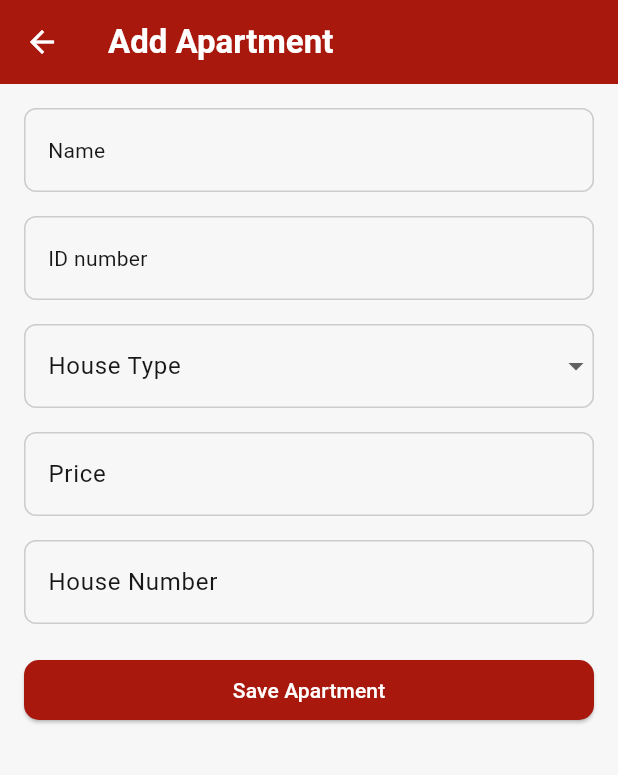
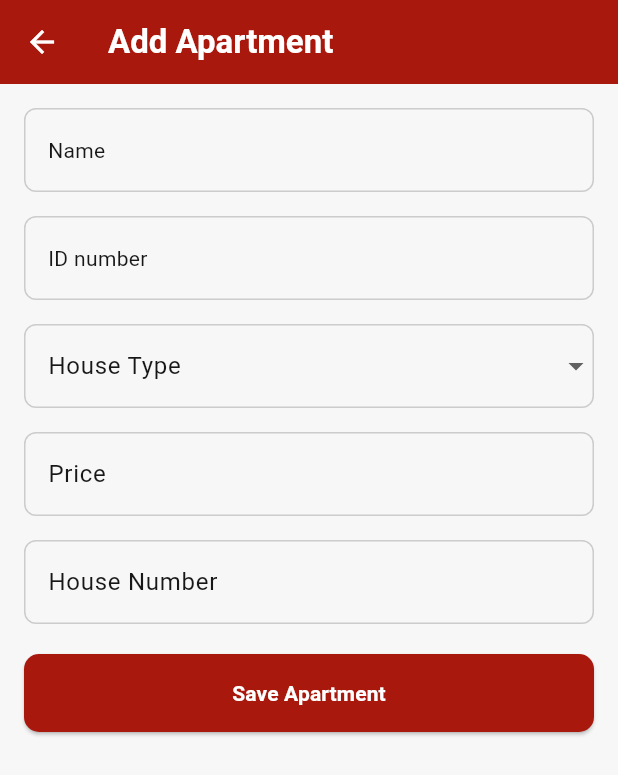
Before and after one commit to carlkiptoo/Apartment-Management, a Flutter app: the AddApartmentScreen screen opened directly, on a phone screen of 412 x 824 dp. Shown: the top 775 px of the screen. Run offline on Flutter 3.47's test engine with Material 3 defaults, Android fonts, the phone set to English and light mode, and no system bars; our stand-ins replace sqflite; accounts and stored records are empty.

Commit message:
ui tweak

```diff
--- a/lib/screens/add_apartment.dart
+++ b/lib/screens/add_apartment.dart
@@ -10,14 +10,19 @@ class AddApartmentScreen extends StatefulWidget {
 }
 
 class _AddApartmentScreenState extends State<AddApartmentScreen> {
-
-  final List<String> _houseTypes = ['Studio Apt', '1 Bedroom', '2 Bedrooms', '3 Bedrooms', '4 Bedrooms'];
+  final List<String> _houseTypes = [
+    'Studio Apt',
+    '1 Bedroom',
+    '2 Bedrooms',
+    '3 Bedrooms',
+    '4 Bedrooms',
+  ];
 
   String? _selectedHouseType;
 
   final _nameController = TextEditingController();
   final _idNumberController = TextEditingController();
-  final  _houseTypeController = TextEditingController();
+  final _houseTypeController = TextEditingController();
   final _priceController = TextEditingController();
   final _houseNumberController = TextEditingController();
   // User should submit passport image
@@ -31,15 +36,12 @@ class _AddApartmentScreenState extends State<AddApartmentScreen> {
     final houseNumber = _houseNumberController.text.trim();
     final priceText = _priceController.text.trim();
 
-
     //Validation
     if (name.isEmpty ||
         idNumber.isEmpty ||
         priceText.isEmpty ||
         houseNumber.isEmpty ||
-        _selectedHouseType == null
-    ) {
-
+        _selectedHouseType == null) {
       ScaffoldMessenger.of(context).showSnackBar(
         const SnackBar(content: Text('Please fill in all fields')),
       );
@@ -111,7 +113,6 @@ class _AddApartmentScreenState extends State<AddApartmentScreen> {
             ),
             const SizedBox(height: 16),
 
-
             TextField(
               controller: _idNumberController,
               keyboardType: TextInputType.number,
@@ -145,7 +146,8 @@ class _AddApartmentScreenState extends State<AddApartmentScreen> {
                   borderRadius: BorderRadius.circular(8),
                 ),
               ),
-             items: _houseTypes.map((String type) {
+              items:
+                  _houseTypes.map((String type) {
                     return DropdownMenuItem<String>(
                       value: type,
                       child: Text(type),
@@ -154,11 +156,10 @@ class _AddApartmentScreenState extends State<AddApartmentScreen> {
               onChanged: (String? newValue) {
                 setState(() {
                   _selectedHouseType = newValue;
-
                 });
               },
             ),
-            const SizedBox(height: 16,),
+            const SizedBox(height: 16),
 
             TextField(
               controller: _priceController,
@@ -198,8 +199,21 @@ class _AddApartmentScreenState extends State<AddApartmentScreen> {
             _loading
                 ? const Center(child: CircularProgressIndicator())
                 : ElevatedButton(
+                  style: ElevatedButton.styleFrom(
+                    backgroundColor: AppColors.primary,
+                    padding: const EdgeInsets.symmetric(vertical: 16),
+                    shape: RoundedRectangleBorder(
+                      borderRadius: BorderRadius.circular(10),
+                    ),
+                  ),
                   onPressed: _submitApartment,
-                  child: const Text('Save Apartment'),
+                  child: const Text(
+                    'Save Apartment',
+                    style: TextStyle(
+                      color: Colors.white,
+                      fontWeight: FontWeight.bold,
+                    ),
+                  ),
                 ),
           ],
         ),
```
Lines whose indentation alone changed are shown as unchanged.
